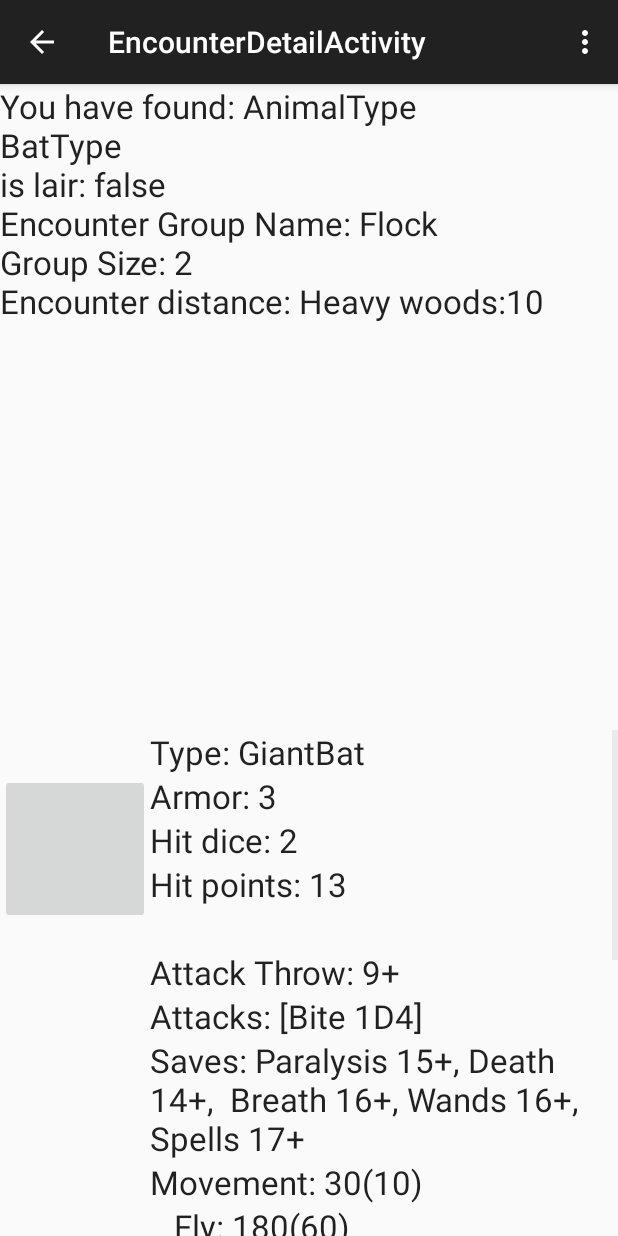
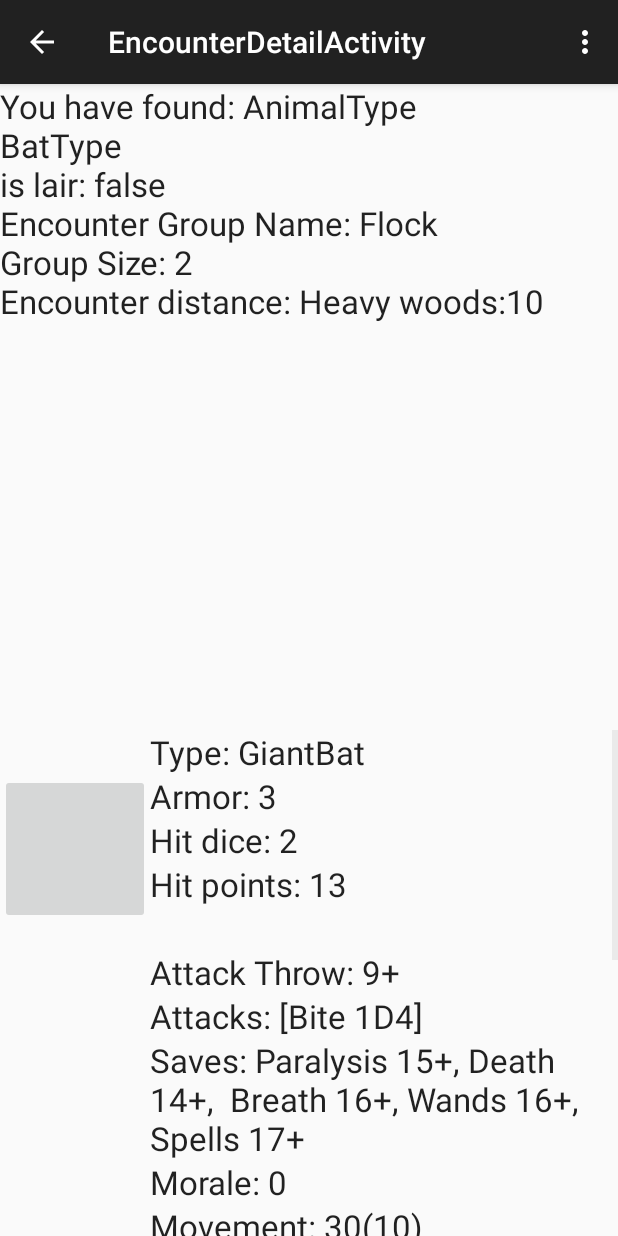
Before and after one commit to saeschdivara/Adventurer-Conqueror-King-Mobile, an Android app: the EncounterDetailActivity screen opened directly, with no data from a screen before it, on a phone screen of 412 x 824 dp. Run offline under Robolectric (Android 15) with nearby library versions, the phone set to English and light mode, and no system bars; libraries missing offline, so code that uses them is left out: com.snappydb.

Commit message:
Some more fixes for movement and an update for Antelope and Bat

```diff
--- a/app/src/main/java/com/ack/adventureandconquer/ui/EncounterDetailActivity.java
+++ b/app/src/main/java/com/ack/adventureandconquer/ui/EncounterDetailActivity.java
@@ -146,6 +146,8 @@ public class EncounterDetailActivity extends ActionBarActivity {
 
         @Override
         public View getView(int position, View convertView, ViewGroup parent) {
+            Npc npc = npcList.get(position);
+
             LayoutInflater inflater = (LayoutInflater) context
                     .getSystemService(Context.LAYOUT_INFLATER_SERVICE);
             View rowView = inflater.inflate(R.layout.npc_list_layout, parent, false);
@@ -159,9 +161,8 @@ public class EncounterDetailActivity extends ActionBarActivity {
             TextView save = (TextView) rowView.findViewById(R.id.saves);
             TextView morale = (TextView) rowView.findViewById(R.id.morale);
             TextView movement = (TextView) rowView.findViewById(R.id.movement);
-            TextView extramovement = (TextView) rowView.findViewById(R.id.extramovement);
+            TextView extramovement = extramovement = (TextView) rowView.findViewById(R.id.extramovement);
 
-            Npc npc = npcList.get(position);
 
             unitName.setText("Type: " + npc.getClass().getSimpleName());
             armorClass.setText("Armor: " + String.valueOf(npc.getArmorClass()));
@@ -175,6 +176,8 @@ public class EncounterDetailActivity extends ActionBarActivity {
             movement.setText("Movement: " + String.valueOf(npc.getMovement()));
             if (!npc.getExtraMovementType().isEmpty()) {
                 extramovement.setText(String.valueOf("   " + npc.getExtraMovementType()) + ": " + String.valueOf(npc.getExtraMovement()));
+            } else {
+                extramovement.setText(" ");
             }
             return rowView;
         }
--- a/app/src/main/res/layout/npc_list_layout.xml
+++ b/app/src/main/res/layout/npc_list_layout.xml
@@ -101,12 +101,24 @@
         android:textAppearance="?android:attr/textAppearanceLarge" />
 
     <TextView
+        android:id="@+id/morale"
+        android:layout_width="wrap_content"
+        android:layout_height="wrap_content"
+        android:layout_alignParentEnd="true"
+        android:layout_alignParentRight="true"
+        android:layout_below="@+id/saves"
+        android:layout_toRightOf="@+id/unitIcon"
+        android:text="Large Text"
+        android:textAppearance="?android:attr/textAppearanceLarge" />
+
+
+    <TextView
         android:id="@+id/movement"
         android:layout_width="wrap_content"
         android:layout_height="wrap_content"
         android:layout_alignParentEnd="true"
         android:layout_alignParentRight="true"
-        android:layout_below="@+id/saves"
+        android:layout_below="@+id/morale"
         android:layout_toRightOf="@+id/unitIcon"
         android:text="Large Text"
         android:textAppearance="?android:attr/textAppearanceLarge" />
@@ -122,14 +134,5 @@
         android:text="Large Text"
         android:textAppearance="?android:attr/textAppearanceLarge" />
 
-    <TextView
-        android:id="@+id/morale"
-        android:layout_width="wrap_content"
-        android:layout_height="wrap_content"
-        android:layout_alignParentEnd="true"
-        android:layout_alignParentRight="true"
-        android:layout_below="@+id/extramovement"
-        android:layout_toRightOf="@+id/unitIcon"
-        android:text="Large Text"
-        android:textAppearance="?android:attr/textAppearanceLarge" />
+
 </RelativeLayout>
--- a/lib/src/main/java/com/ack/adventureandconquer/game/creature/npc/Npc.java
+++ b/lib/src/main/java/com/ack/adventureandconquer/game/creature/npc/Npc.java
@@ -155,7 +155,7 @@ public abstract class Npc {
         return move;
     }
 
-    public String getExtraMovementType() {return "Fly";}
+    public String getExtraMovementType() {return "";}
 
     public void setHitDice(int hitDice) {
         this.hitDice = hitDice;
--- a/lib/src/main/java/com/ack/adventureandconquer/game/creature/npc/animal/GiantBat.java
+++ b/lib/src/main/java/com/ack/adventureandconquer/game/creature/npc/animal/GiantBat.java
@@ -49,4 +49,7 @@ public class GiantBat extends Npc {
 
     @Override
     public int getDefaultExtraMovement(){return 180;}
+
+    @Override
+    public String getExtraMovementType(){return "Fly";}
 }
```
Also changed, not shown: lib/src/main/java/com/ack/adventureandconquer/game/creature/npc/animal/Antelope.java (+11 -6 lines), lib/src/main/java/com/ack/adventureandconquer/game/creature/npc/animal/Bat.java (+7 -0 lines).
